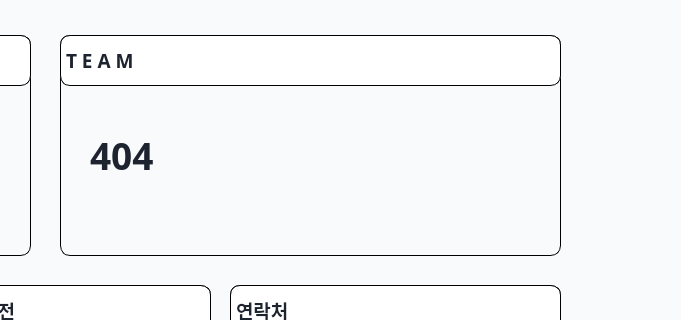
yuunow57/Capstone-Design-Project, file PyQt_GUI/information.ui: the form before one commit; both pictures show x 490 to 1171 and y 105 to 425 of the 1171 by 816 pixel window.
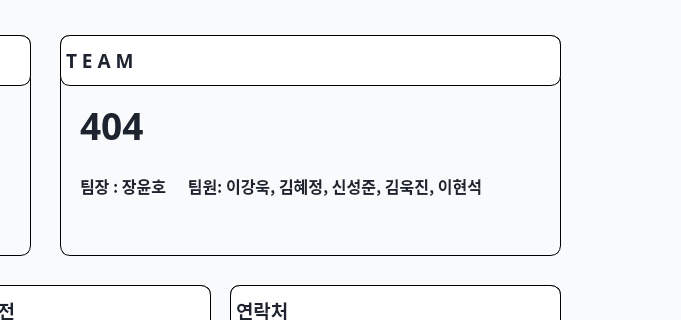
The form after the commit. Icons and pictures are not drawn.

What changed in the file:
```diff
--- a/PyQt_GUI/information.ui
+++ b/PyQt_GUI/information.ui
@@ -260,10 +260,10 @@
     <widget class="QLabel" name="label_9">
      <property name="geometry">
       <rect>
-       <x>30</x>
+       <x>20</x>
        <y>70</y>
        <width>451</width>
-       <height>101</height>
+       <height>41</height>
       </rect>
      </property>
      <property name="font">
@@ -284,6 +284,33 @@
       <bool>true</bool>
      </property>
     </widget>
+    <widget class="QLabel" name="label_13">
+     <property name="geometry">
+      <rect>
+       <x>20</x>
+       <y>120</y>
+       <width>451</width>
+       <height>61</height>
+      </rect>
+     </property>
+     <property name="font">
+      <font>
+       <family>Noto Sans KR</family>
+       <pointsize>12</pointsize>
+       <weight>87</weight>
+       <bold>true</bold>
+      </font>
+     </property>
+     <property name="styleSheet">
+      <string notr="true">border: none;</string>
+     </property>
+     <property name="text">
+      <string>팀장 : 장윤호      팀원: 이강욱, 김혜정, 신성준, 김욱진, 이현석</string>
+     </property>
+     <property name="wordWrap">
+      <bool>true</bool>
+     </property>
+    </widget>
    </widget>
    <widget class="QFrame" name="frame_5">
     <property name="geometry">
```
